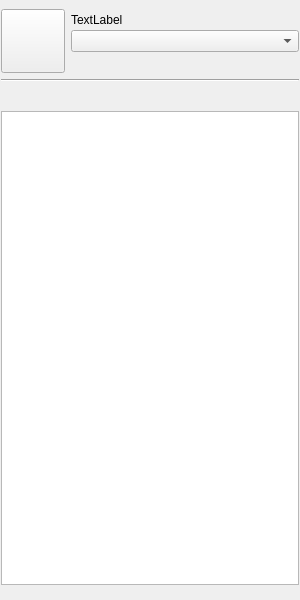
The window that main-widget.ui (KDE/ktp-contact-list) describes before a commit, drawn with Qt 5.
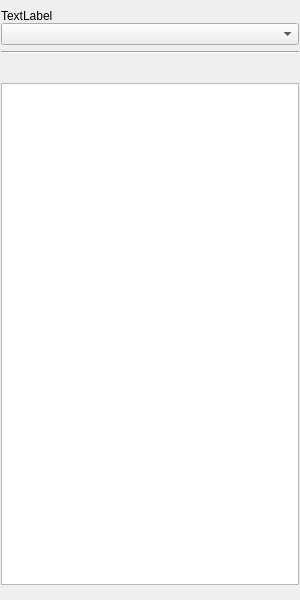
The same window after the commit. Custom widgets are drawn as their Qt base class.

Commit message: Remove avatar code

The edit to the form file:
```diff
--- a/main-widget.ui
+++ b/main-widget.ui
@@ -29,42 +29,17 @@
       <property name="verticalSpacing">
        <number>0</number>
       </property>
-      <item row="0" column="1">
+      <item row="0" column="0">
        <widget class="QLabel" name="m_userAccountNameLabel">
         <property name="text">
          <string notr="true">TextLabel</string>
         </property>
        </widget>
       </item>
-      <item row="0" column="0" rowspan="3">
-       <widget class="AvatarButton" name="m_avatarButton">
-        <property name="minimumSize">
-         <size>
-          <width>64</width>
-          <height>64</height>
-         </size>
-        </property>
-        <property name="maximumSize">
-         <size>
-          <width>64</width>
-          <height>64</height>
-         </size>
-        </property>
-        <property name="text">
-         <string/>
-        </property>
-        <property name="iconSize">
-         <size>
-          <width>64</width>
-          <height>64</height>
-         </size>
-        </property>
-       </widget>
-      </item>
-      <item row="2" column="1">
+      <item row="2" column="0">
        <widget class="AccountButtonsPanel" name="m_accountButtons" native="true"/>
       </item>
-      <item row="1" column="1">
+      <item row="1" column="0">
        <widget class="GlobalPresenceChooser" name="m_presenceChooser">
         <property name="sizePolicy">
          <sizepolicy hsizetype="Ignored" vsizetype="Fixed">
@@ -110,11 +85,6 @@
    <header>filter-bar.h</header>
    <container>1</container>
   </customwidget>
-  <customwidget>
-   <class>AvatarButton</class>
-   <extends>QToolButton</extends>
-   <header>avatar-button.h</header>
-  </customwidget>
   <customwidget>
    <class>AccountButtonsPanel</class>
    <extends>QWidget</extends>
```
The commit also changes 6 other files.
